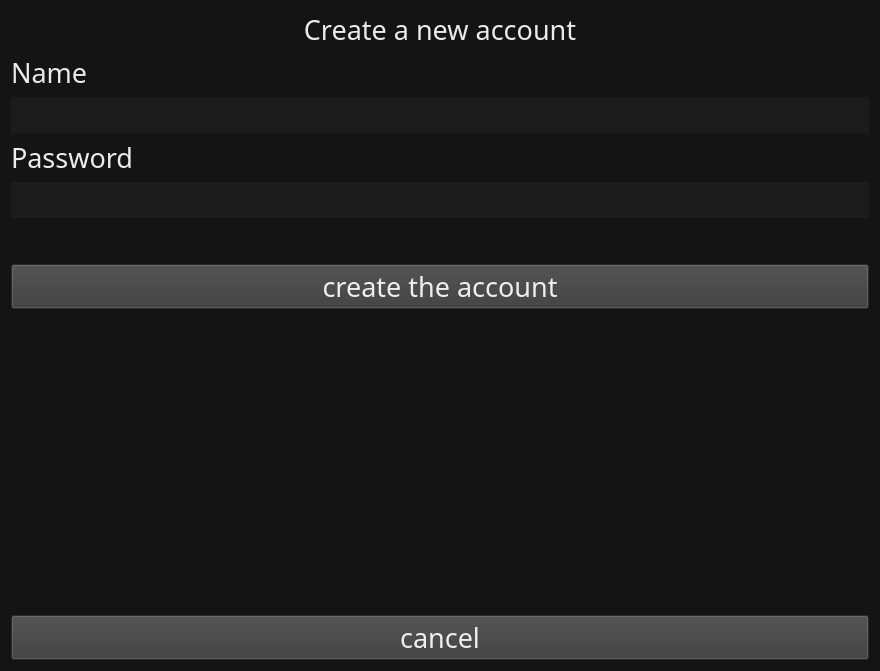
raisfeld-ori/Raisfeld_Encrypter, file gui/create_account.ui: the form before one commit.
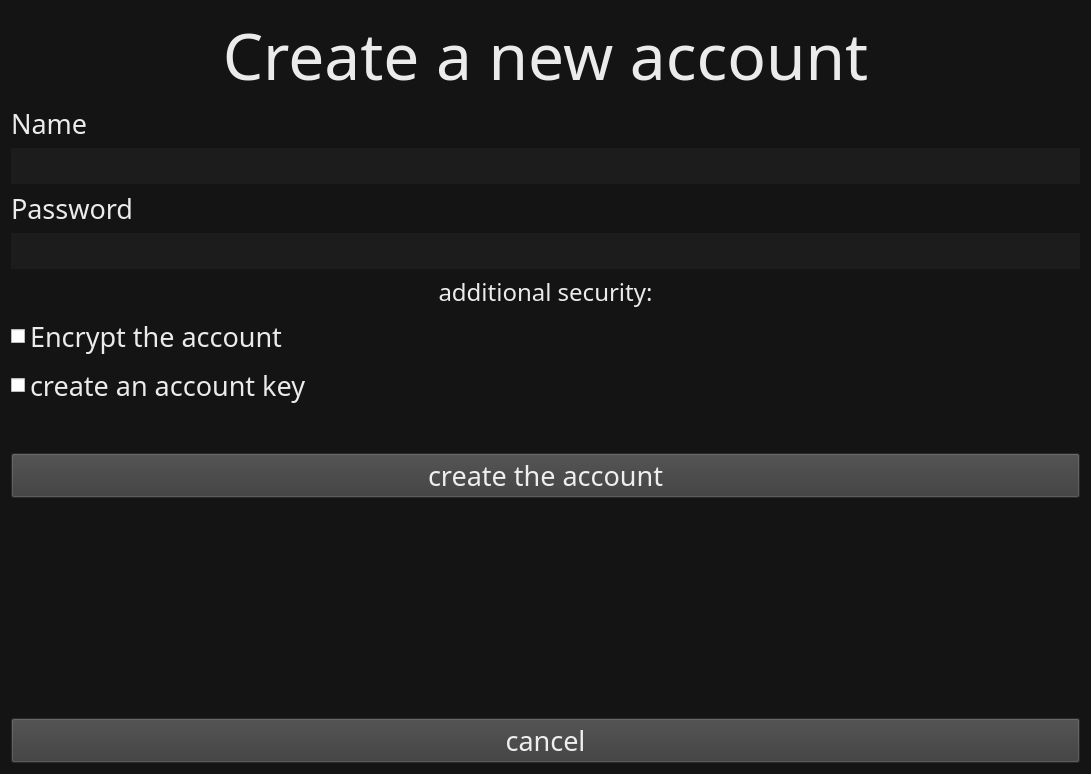
The form after the commit.

```diff
--- a/gui/create_account.ui
+++ b/gui/create_account.ui
@@ -6,8 +6,8 @@
    <rect>
     <x>0</x>
     <y>0</y>
-    <width>880</width>
-    <height>671</height>
+    <width>1091</width>
+    <height>774</height>
    </rect>
   </property>
   <property name="windowTitle">
@@ -109,7 +109,7 @@
      <property name="font">
       <font>
        <family>Secular One</family>
-       <pointsize>20</pointsize>
+       <pointsize>48</pointsize>
       </font>
      </property>
      <property name="text">
@@ -214,6 +214,9 @@
        <property name="text">
         <string/>
        </property>
+       <property name="echoMode">
+        <enum>QLineEdit::Password</enum>
+       </property>
        <property name="alignment">
         <set>Qt::AlignLeading</set>
        </property>
@@ -222,6 +225,54 @@
        </property>
       </widget>
      </item>
+     <item>
+      <widget class="QLabel" name="label_4">
+       <property name="font">
+        <font>
+         <family>Secular One</family>
+         <pointsize>18</pointsize>
+        </font>
+       </property>
+       <property name="text">
+        <string>additional security:</string>
+       </property>
+       <property name="alignment">
+        <set>Qt::AlignCenter</set>
+       </property>
+      </widget>
+     </item>
+     <item>
+      <widget class="QCheckBox" name="encrypt">
+       <property name="font">
+        <font>
+         <family>Secular One</family>
+         <pointsize>20</pointsize>
+        </font>
+       </property>
+       <property name="cursor">
+        <cursorShape>PointingHandCursor</cursorShape>
+       </property>
+       <property name="text">
+        <string>Encrypt the account</string>
+       </property>
+      </widget>
+     </item>
+     <item>
+      <widget class="QCheckBox" name="key">
+       <property name="font">
+        <font>
+         <family>Secular One</family>
+         <pointsize>20</pointsize>
+        </font>
+       </property>
+       <property name="cursor">
+        <cursorShape>PointingHandCursor</cursorShape>
+       </property>
+       <property name="text">
+        <string>create an account key</string>
+       </property>
+      </widget>
+     </item>
      <item>
       <spacer name="verticalSpacer_2">
        <property name="orientation">
```
Left out of the diff: 3 changed lines with no effect on the pictures.
